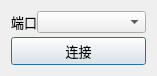
The window that Program/dialog_serial.ui (guhaiqiao/SmartCar) describes before a commit, drawn with Qt 5.
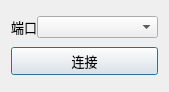
The same window after the commit.

Patch:
```diff
--- a/Program/dialog_serial.ui
+++ b/Program/dialog_serial.ui
@@ -6,8 +6,8 @@
    <rect>
     <x>0</x>
     <y>0</y>
-    <width>157</width>
-    <height>70</height>
+    <width>169</width>
+    <height>92</height>
    </rect>
   </property>
   <property name="windowTitle">
@@ -38,7 +38,13 @@
         </widget>
        </item>
        <item>
-        <widget class="QComboBox" name="comboBox_ports"/>
+        <widget class="QComboBox" name="comboBox_ports">
+         <item>
+          <property name="text">
+           <string/>
+          </property>
+         </item>
+        </widget>
        </item>
       </layout>
      </item>
```
